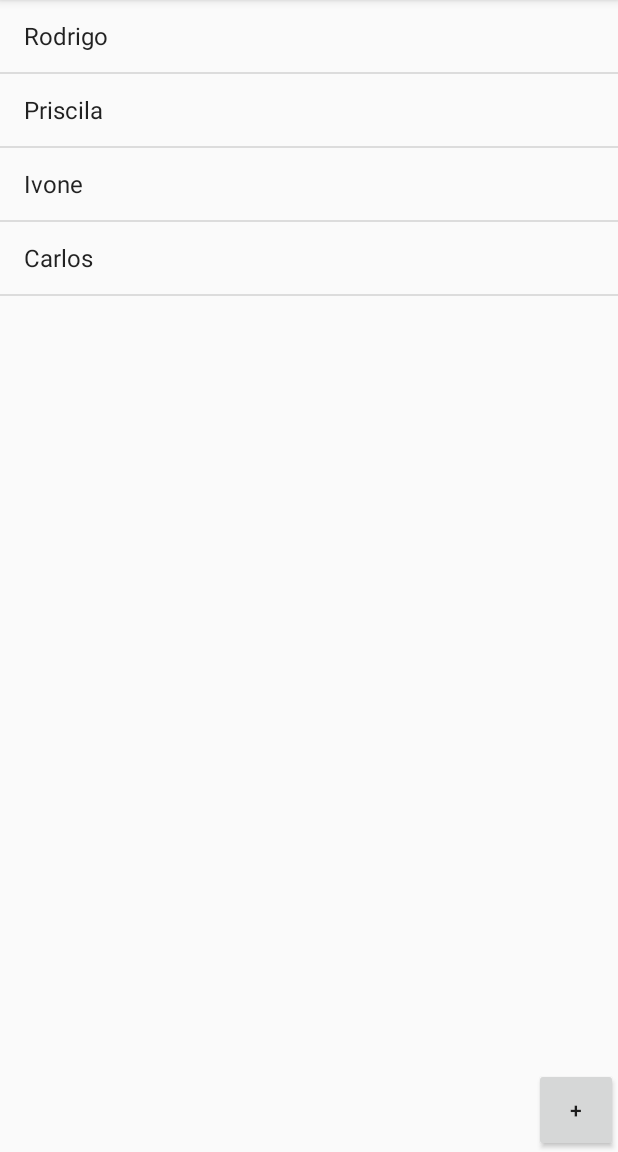
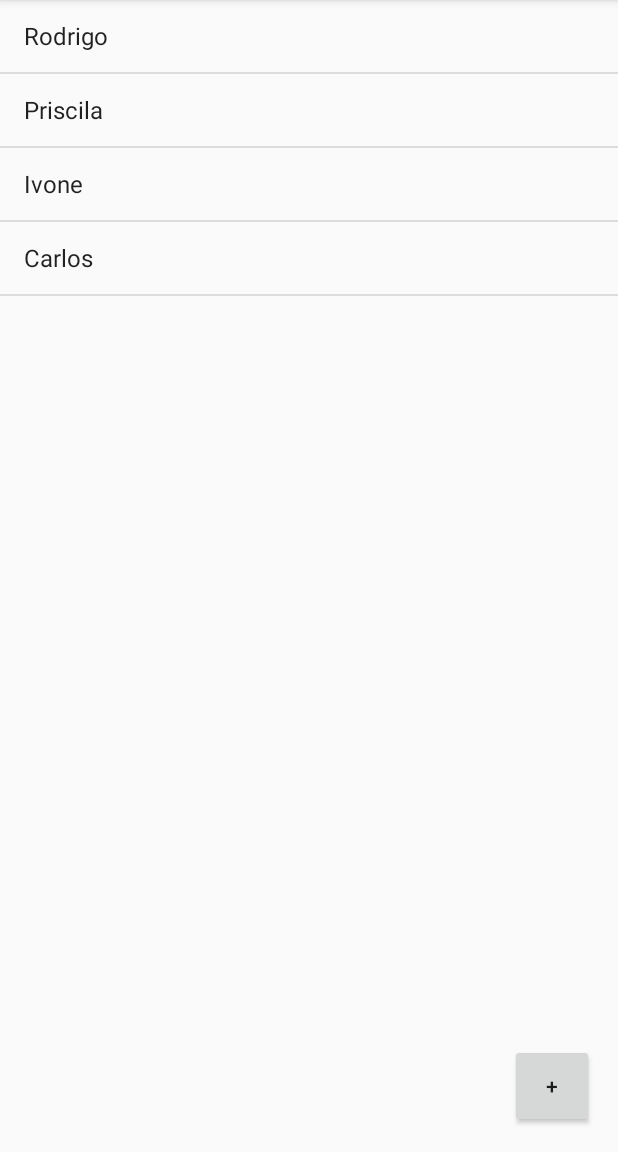
Before and after one commit to rodrigogregorioneri/CAndroid, an Android app: the screen it shows after launch (MainActivity), on a phone screen of 412 x 824 dp, the part 84-1236 px from its top. Run offline under Robolectric (Android 15) with nearby library versions, the phone set to English and light mode, and no system bars.

Commit message:
adicionando margem em baixo e a direita do botão

```diff
--- a/app/src/main/res/layout/activity_main.xml
+++ b/app/src/main/res/layout/activity_main.xml
@@ -15,6 +15,8 @@
     android:layout_height="56dp"
     android:text="+"
     android:layout_alignParentBottom="true"
-    android:layout_alignParentRight="true"/>
+    android:layout_alignParentRight="true"
+    android:layout_marginBottom="16dp"
+    android:layout_marginRight="16dp"/>
 
 </RelativeLayout>
```
